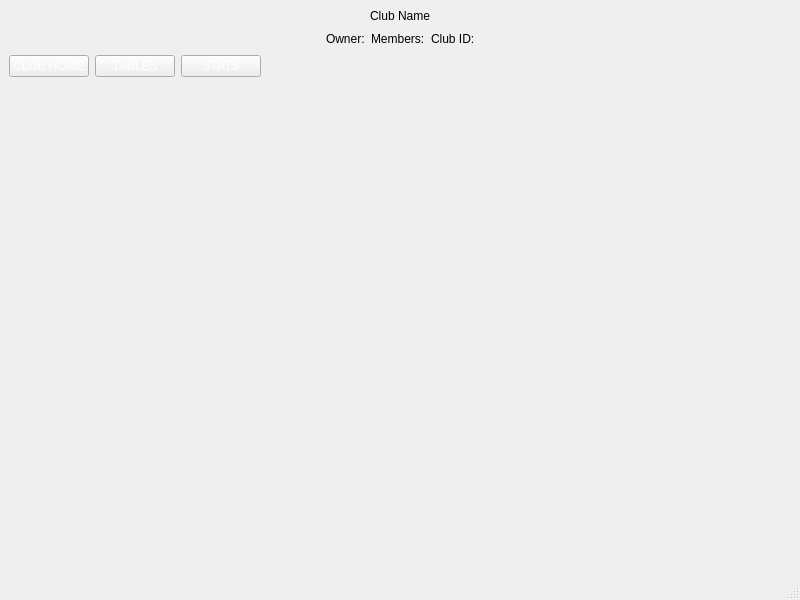
paunovic/chipup-poker, file qt-client/client/clublobby.ui: the form before one commit.
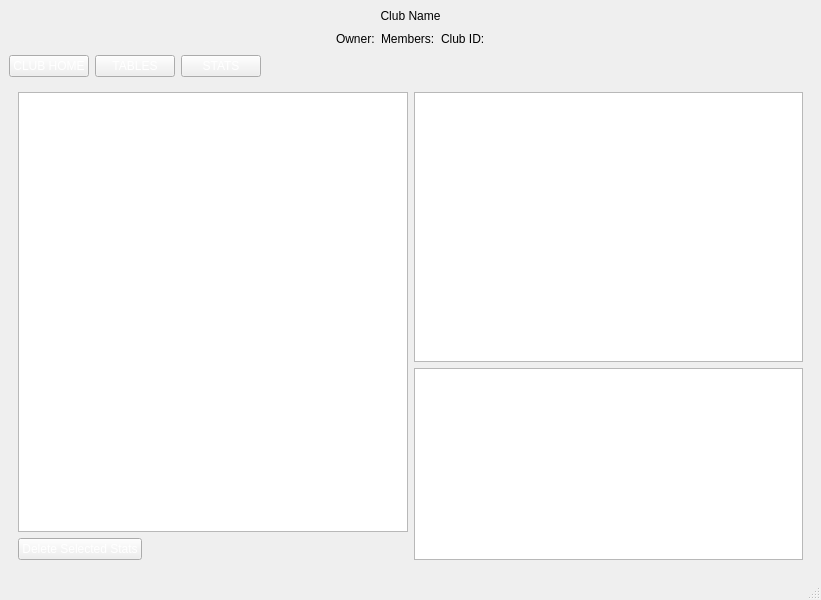
The form after the commit. The open tabs and pages were chosen to show the change. Icons and pictures are not drawn.

Commit message: improve the club lobby some more

Patch:
```diff
--- a/qt-client/client/clublobby.ui
+++ b/qt-client/client/clublobby.ui
@@ -6,7 +6,7 @@
    <rect>
     <x>0</x>
     <y>0</y>
-    <width>800</width>
+    <width>821</width>
     <height>600</height>
    </rect>
   </property>
@@ -32,7 +32,9 @@
 	border-image: url(:resources/button_mainform_disabled.png) 0 0 0 0 stretch stretch;
 	color: #6e6e6e;
 }
-</string>
+QPushButton:checked {
+  color: green;
+}</string>
   </property>
   <widget class="QWidget" name="centralwidget">
    <layout class="QVBoxLayout" name="verticalLayout_3">
@@ -331,7 +333,49 @@
        </layout>
       </widget>
       <widget class="QWidget" name="page_3">
-       <layout class="QHBoxLayout" name="horizontalLayout_5"/>
+       <layout class="QHBoxLayout" name="horizontalLayout_5">
+        <item>
+         <layout class="QVBoxLayout" name="verticalLayout_4">
+          <item>
+           <widget class="QTreeView" name="treeView_2"/>
+          </item>
+          <item>
+           <layout class="QHBoxLayout" name="horizontalLayout_7">
+            <item>
+             <widget class="QPushButton" name="pbDeleteStats">
+              <property name="text">
+               <string>Delete Selected Stats</string>
+              </property>
+             </widget>
+            </item>
+            <item>
+             <spacer name="horizontalSpacer_5">
+              <property name="orientation">
+               <enum>Qt::Horizontal</enum>
+              </property>
+              <property name="sizeHint" stdset="0">
+               <size>
+                <width>40</width>
+                <height>20</height>
+               </size>
+              </property>
+             </spacer>
+            </item>
+           </layout>
+          </item>
+         </layout>
+        </item>
+        <item>
+         <layout class="QVBoxLayout" name="verticalLayout_5" stretch="1,0">
+          <item>
+           <widget class="QTreeView" name="treeView_3"/>
+          </item>
+          <item>
+           <widget class="QTreeView" name="treeView_4"/>
+          </item>
+         </layout>
+        </item>
+       </layout>
       </widget>
      </widget>
     </item>
```
Left out of the diff: 58 changed lines with no effect on the pictures. The commit also changes 1 other file.
